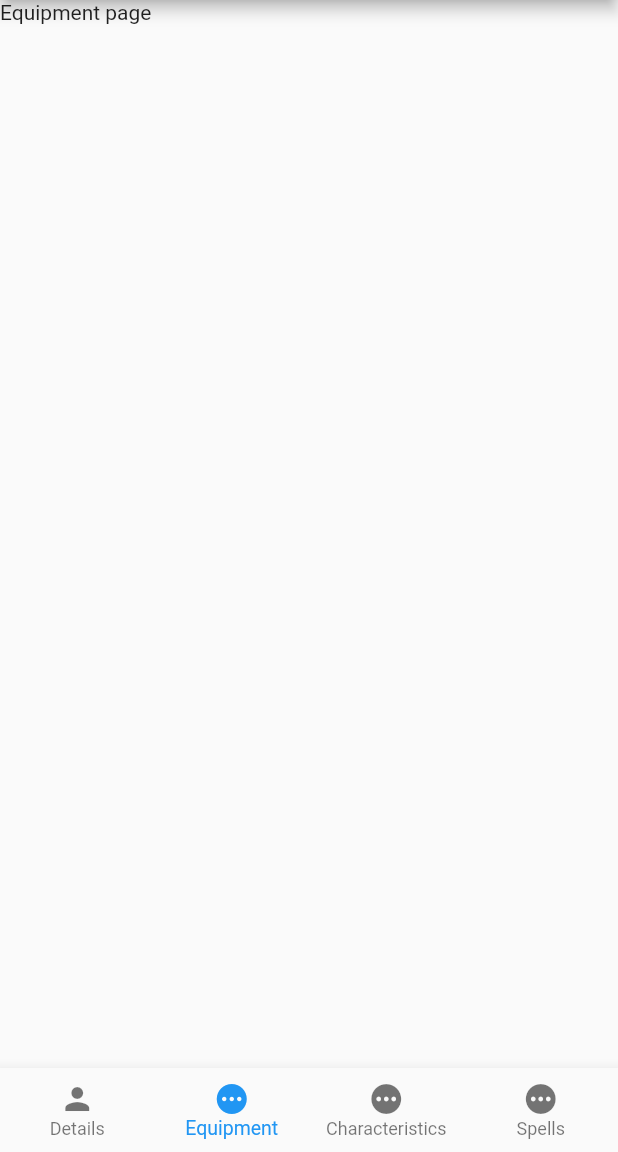
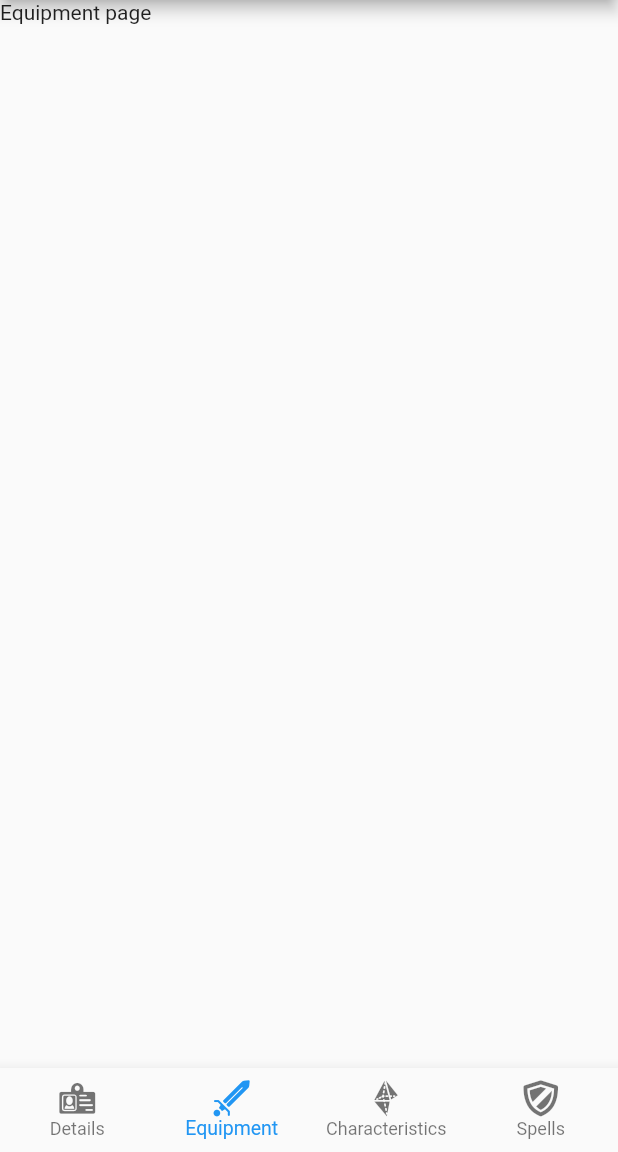
Before and after one commit to zoepj/d_and_d, a Flutter app: the screen it shows after launch, on a phone screen of 412 x 824 dp, the part 84-1236 px from its top. Run offline on Flutter 3.47's test engine with Material 2 defaults, Android fonts, the phone set to English and light mode, and no system bars; our stand-ins replace flutter_riverpod.

Commit message:
Added bottomNavigationBar icons

```diff
--- a/lib/widgets/character/tab_information.dart
+++ b/lib/widgets/character/tab_information.dart
@@ -1,3 +1,4 @@
+import 'package:d_and_d/icons/my_icons.dart';
 import 'package:flutter/material.dart';
 
 /// CLass and function used to have internationalize bottom page navigation
@@ -24,22 +25,22 @@ List<TabInformation> getAllTabInformation(BuildContext context) {
     TabInformation(
       order: 1,
       title: "Details",
-      icon: Icons.person,
+      icon: MyIcons.userId,
     ),
     TabInformation(
       order: 2,
       title: "Equipment",
-      icon: Icons.pending,
+      icon: MyIcons.sword,
     ),
     TabInformation(
       order: 3,
       title: "Characteristics",
-      icon: Icons.pending,
+      icon: MyIcons.octahedron,
     ),
     TabInformation(
       order: 4,
       title: "Spells",
-      icon: Icons.pending,
+      icon: MyIcons.shield,
     ),
   ];
 }
--- a/pubspec.yaml
+++ b/pubspec.yaml
@@ -63,7 +63,10 @@ flutter:
 
 
 
-  #assets:
+  fonts:
+    - family: MyFlutterApp
+      fonts:
+        - asset: assets/fonts/MyFlutterApp.ttf
 
   # An image asset can refer to one or more resolution-specific "variants", see
   # https://flutter.dev/assets-and-images/#resolution-aware.
```
Also changed, not shown: lib/icons/my_icons.dart (added, +32 -0 lines), assets/JSON_examples/Character.json (renamed from JSON_examples/Character.json), assets/fonts/MyFlutterApp.ttf (added).
